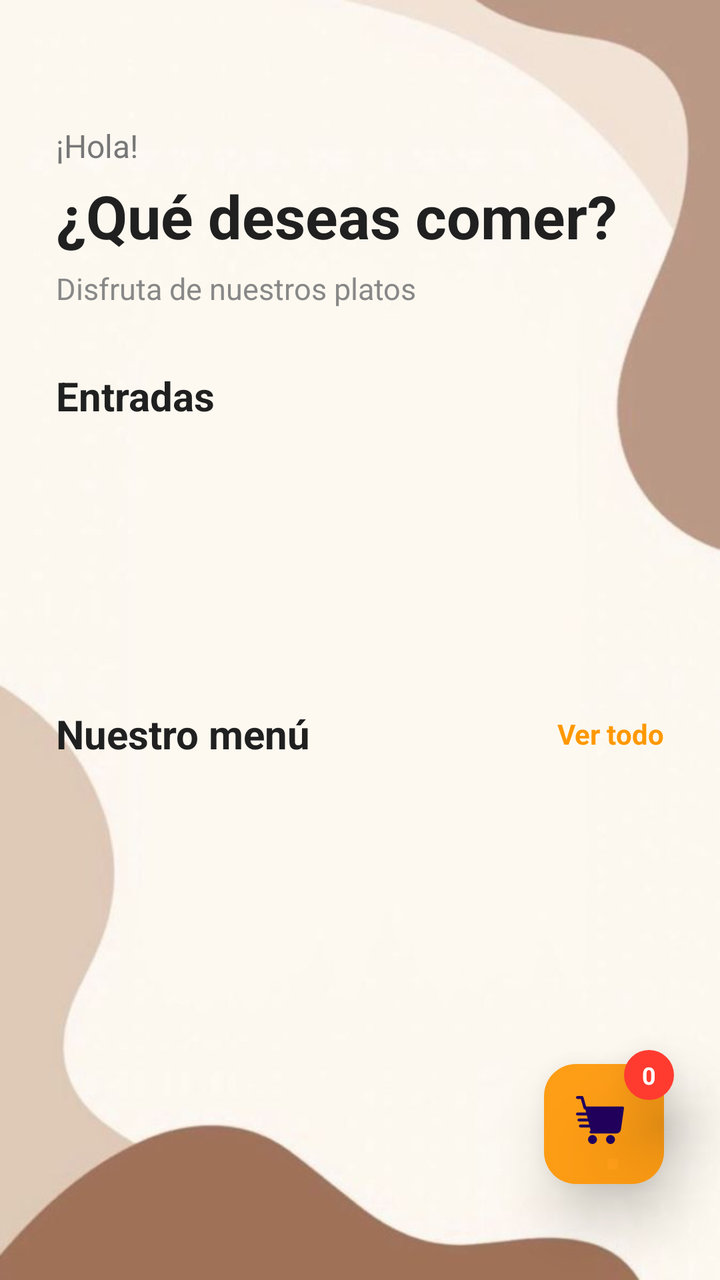
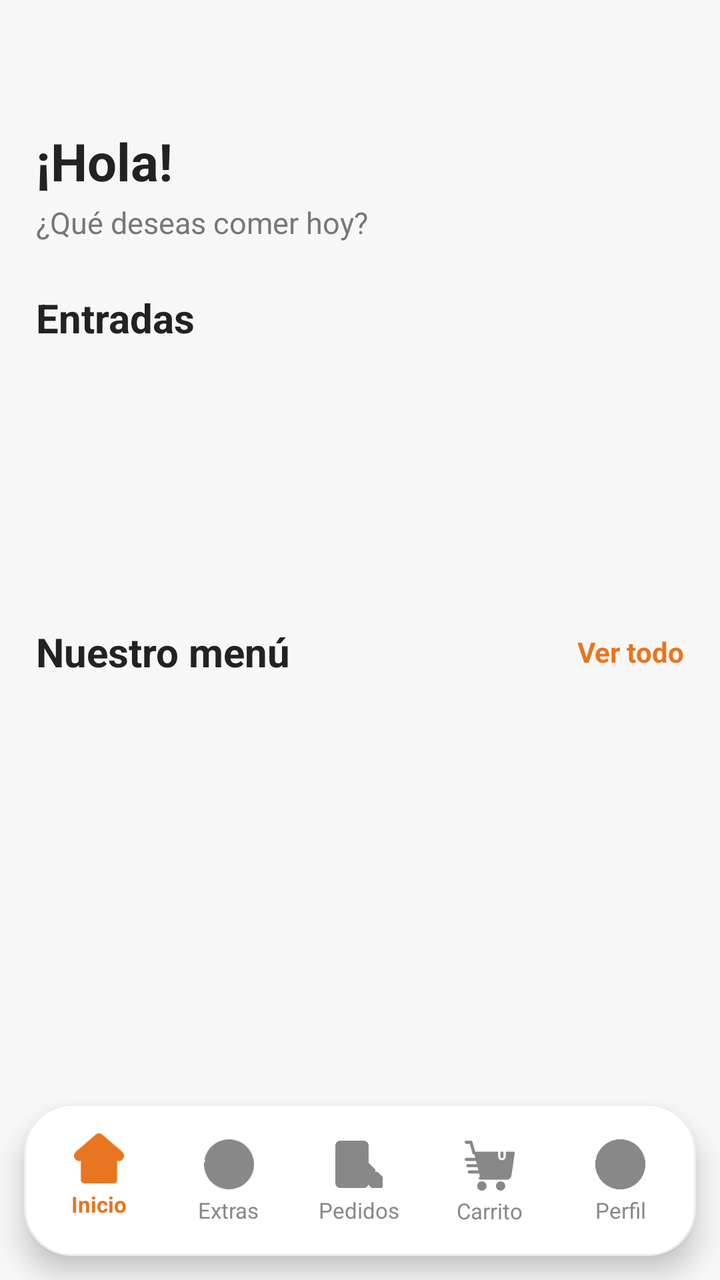

An Android layout rendered at two revisions. The XML below is the earlier revision; the diff shows what the commit changed to produce the second picture.
<!-- AndroidManifest.xml: application theme Theme.AppZetaR -->
<!-- res/layout/activity_menu_usuario.xml -->
<?xml version="1.0" encoding="utf-8"?>
<FrameLayout
    xmlns:android="http://schemas.android.com/apk/res/android"
    xmlns:app="http://schemas.android.com/apk/res-auto"
    xmlns:tools="http://schemas.android.com/tools"
    android:id="@+id/main"
    android:layout_width="match_parent"
    android:layout_height="match_parent"
    android:background="@drawable/fondo_usuario"
    tools:context=".Usuario.ActivityMenuUsuario">

    
    
    

    <androidx.core.widget.NestedScrollView
        android:layout_width="match_parent"
        android:layout_height="match_parent"
        android:paddingTop="17dp"
        android:fillViewport="true"
        android:clipToPadding="false">

        <LinearLayout
            android:layout_width="match_parent"
            android:layout_height="wrap_content"
            android:orientation="vertical"
            android:paddingBottom="100dp">

            
            
            

            <LinearLayout
                android:layout_width="match_parent"
                android:layout_height="wrap_content"
                android:orientation="vertical"
                android:paddingStart="28dp"
                android:paddingTop="45dp"
                android:paddingEnd="28dp"
                android:paddingBottom="20dp">

                <TextView
                    android:id="@+id/tvSaludo"
                    android:layout_width="wrap_content"
                    android:layout_height="wrap_content"
                    android:text="¡Hola!"
                    android:textColor="#777777"
                    android:textSize="16sp" />

                <TextView
                    android:layout_width="wrap_content"
                    android:layout_height="wrap_content"
                    android:layout_marginTop="4dp"
                    android:fontFamily="sans-serif"
                    android:text="¿Qué deseas comer?"
                    android:textColor="#202020"
                    android:textSize="30sp"
                    android:textStyle="bold" />

                <TextView
                    android:layout_width="wrap_content"
                    android:layout_height="wrap_content"
                    android:layout_marginTop="6dp"
                    android:text="Disfruta de nuestros platos"
                    android:textColor="#888888"
                    android:textSize="15sp" />

            </LinearLayout>


            
            
            

            <TextView
                android:layout_width="wrap_content"
                android:layout_height="wrap_content"
                android:layout_marginStart="28dp"
                android:layout_marginTop="10dp"
                android:layout_marginBottom="14dp"
                android:text="Entradas"
                android:textColor="#202020"
                android:textSize="20sp"
                android:textStyle="bold" />

            <androidx.recyclerview.widget.RecyclerView
                android:id="@+id/rvEntradas"
                android:layout_width="match_parent"
                android:layout_height="100dp"
                android:clipToPadding="false"
                android:paddingStart="12dp"
                android:paddingEnd="12dp"
                android:nestedScrollingEnabled="false" />


            
            
            

            <LinearLayout
                android:layout_width="match_parent"
                android:layout_height="wrap_content"
                android:layout_marginTop="28dp"
                android:gravity="center_vertical"
                android:orientation="horizontal"
                android:paddingStart="28dp"
                android:paddingEnd="28dp">

                <TextView
                    android:layout_width="0dp"
                    android:layout_height="wrap_content"
                    android:layout_weight="1"
                    android:text="Nuestro menú"
                    android:textColor="#202020"
                    android:textSize="20sp"
                    android:textStyle="bold" />

                <TextView
                    android:layout_width="wrap_content"
                    android:layout_height="wrap_content"
                    android:text="Ver todo"
                    android:textColor="#FF9800"
                    android:textSize="14sp"
                    android:textStyle="bold" />

            </LinearLayout>


            
            
            

            <androidx.recyclerview.widget.RecyclerView
                android:id="@+id/rvMenu"
                android:layout_width="match_parent"
                android:layout_height="280dp"
                android:layout_marginTop="12dp"
                android:clipToPadding="false"
                android:paddingStart="12dp"
                android:paddingEnd="12dp"
                android:nestedScrollingEnabled="false" />


            
            
            

            <TextView
                android:layout_width="wrap_content"
                android:layout_height="wrap_content"
                android:layout_marginStart="28dp"
                android:layout_marginTop="28dp"
                android:layout_marginBottom="12dp"
                android:text="Extras"
                android:textColor="#202020"
                android:textSize="19sp"
                android:textStyle="bold" />

            <androidx.recyclerview.widget.RecyclerView
                android:id="@+id/rvCategorias"
                android:layout_width="match_parent"
                android:layout_height="82dp"
                android:clipToPadding="false"
                android:paddingStart="24dp"
                android:paddingEnd="24dp"
                android:nestedScrollingEnabled="false" />

            <androidx.recyclerview.widget.RecyclerView
                android:id="@+id/rvExtras"
                android:layout_width="match_parent"
                android:layout_height="wrap_content"
                android:layout_marginTop="12dp"
                android:nestedScrollingEnabled="false"
                android:visibility="gone" />

        </LinearLayout>

    </androidx.core.widget.NestedScrollView>


    
    
    

    <ProgressBar
        android:id="@+id/progressBarMenu"
        android:layout_width="wrap_content"
        android:layout_height="wrap_content"
        android:layout_gravity="center"
        android:visibility="visible" />


    
    
    

    <FrameLayout
        android:layout_width="match_parent"
        android:layout_height="match_parent"
        android:clickable="false"
        android:focusable="false">

        <com.google.android.material.floatingactionbutton.FloatingActionButton
            android:id="@+id/btnCarrito"
            android:layout_width="60dp"
            android:layout_height="60dp"
            android:layout_gravity="bottom|end"
            android:layout_marginEnd="28dp"
            android:layout_marginBottom="48dp"
            android:contentDescription="Ver pedido"
            android:src="@drawable/ic_carrito"
            app:backgroundTint="#E6FF9500"
            app:fabSize="normal"
            app:elevation="16dp"
            app:borderWidth="0dp" />

        <TextView
            android:id="@+id/tvCantidadCarrito"
            android:layout_width="25dp"
            android:layout_height="25dp"
            android:layout_gravity="bottom|end"
            android:layout_marginEnd="23dp"
            android:layout_marginBottom="90dp"
            android:background="@drawable/bg_contador_carrito"
            android:elevation="20dp"
            android:gravity="center"
            android:text="0"
            android:textColor="#FFFFFF"
            android:textSize="12sp"
            android:textStyle="bold" />

    </FrameLayout>

</FrameLayout>
<!-- resources referenced by this layout -->
<resources>
  <!-- drawable bg_contador_carrito (drawable) -->
  <?xml version="1.0" encoding="utf-8"?>
  <shape xmlns:android="http://schemas.android.com/apk/res/android"
      android:shape="oval">
  
      <solid android:color="#FF3B30" />
  
  </shape>
  <!-- drawable fondo_usuario: jpg bitmap (drawable, 15029 bytes) -->
  <!-- drawable ic_carrito (drawable) -->
  <vector xmlns:android="http://schemas.android.com/apk/res/android"
      android:width="800dp"
      android:height="800dp"
      android:viewportWidth="32"
      android:viewportHeight="32">
    <group>
      <clip-path
          android:pathData="M0,0h32v32h-32z"/>
      <path
          android:pathData="M10,24L9,20L8,16L7,12L6,8H31L29,22C28.86,23.04 28.12,24 27,24H10Z"
          android:fillColor="#FFC44D"/>
      <path
          android:pathData="M23,27C24.1,27 25,27.9 25,29C25,30.1 24.1,31 23,31C21.9,31 21,30.1 21,29C21,27.9 21.9,27 23,27ZM11,27C12.1,27 13,27.9 13,29C13,30.1 12.1,31 11,31C9.9,31 9,30.1 9,29C9,27.9 9.9,27 11,27Z"
          android:fillColor="#668077"/>
      <path
          android:pathData="M8,16H2M9,20H3M7,12H1M26,16H11M25,20H12M27,12H10M10,24H27C28.125,24 28.862,23.038 29,22L31,8H6L4,1H1M13,29C13,27.896 12.104,27 11,27C9.896,27 9,27.896 9,29C9,30.104 9.896,31 11,31C12.104,31 13,30.104 13,29ZM25,29C25,27.896 24.104,27 23,27C21.896,27 21,27.896 21,29C21,30.104 21.896,31 23,31C24.104,31 25,30.104 25,29Z"
          android:strokeLineJoin="round"
          android:strokeWidth="2"
          android:fillColor="#00000000"
          android:strokeColor="#000000"
          android:strokeLineCap="round"/>
    </group>
  </vector>
  <style name="Theme.AppZetaR" parent="Base.Theme.AppZetaR" />
  <style name="Base.Theme.AppZetaR" parent="Theme.Material3.DayNight.NoActionBar">
          
          
      </style>
</resources>

<!-- the commit's change to res/layout/activity_menu_usuario.xml (unified diff, before → after) -->
@@ -3,11 +3,14 @@
     xmlns:android="http://schemas.android.com/apk/res/android"
     xmlns:app="http://schemas.android.com/apk/res-auto"
     xmlns:tools="http://schemas.android.com/tools"
+
     android:id="@+id/main"
     android:layout_width="match_parent"
     android:layout_height="match_parent"
-    android:background="@drawable/fondo_usuario"
+    android:background="#F7F7F7"
+
     tools:context=".Usuario.ActivityMenuUsuario">
+
 
     
     
@@ -16,81 +19,83 @@
     <androidx.core.widget.NestedScrollView
         android:layout_width="match_parent"
         android:layout_height="match_parent"
-        android:paddingTop="17dp"
+
         android:fillViewport="true"
-        android:clipToPadding="false">
+        android:clipToPadding="false"
+
+        android:paddingTop="55dp"
+        android:paddingBottom="105dp">
 
         <LinearLayout
             android:layout_width="match_parent"
             android:layout_height="wrap_content"
+
             android:orientation="vertical"
-            android:paddingBottom="100dp">
-
-            
-            
-            
-
-            <LinearLayout
+
+            android:paddingStart="18dp"
+            android:paddingEnd="18dp"
+            android:paddingBottom="20dp">
+
+
+            
+            
+            
+
+            <TextView
+                android:id="@+id/tvSaludo"
+
                 android:layout_width="match_parent"
                 android:layout_height="wrap_content"
-                android:orientation="vertical"
-                android:paddingStart="28dp"
-                android:paddingTop="45dp"
-                android:paddingEnd="28dp"
-                android:paddingBottom="20dp">
-
-                <TextView
-                    android:id="@+id/tvSaludo"
-                    android:layout_width="wrap_content"
-                    android:layout_height="wrap_content"
-                    android:text="¡Hola!"
-                    android:textColor="#777777"
-                    android:textSize="16sp" />
-
-                <TextView
-                    android:layout_width="wrap_content"
-                    android:layout_height="wrap_content"
-                    android:layout_marginTop="4dp"
-                    android:fontFamily="sans-serif"
-                    android:text="¿Qué deseas comer?"
-                    android:textColor="#202020"
-                    android:textSize="30sp"
-                    android:textStyle="bold" />
-
-                <TextView
-                    android:layout_width="wrap_content"
-                    android:layout_height="wrap_content"
-                    android:layout_marginTop="6dp"
-                    android:text="Disfruta de nuestros platos"
-                    android:textColor="#888888"
-                    android:textSize="15sp" />
-
-            </LinearLayout>
-
-
-            
-            
-            
+
+                android:layout_marginTop="8dp"
+
+                android:text="¡Hola!"
+                android:textColor="#222222"
+                android:textSize="26sp"
+                android:textStyle="bold" />
+
 
             <TextView
-                android:layout_width="wrap_content"
+                android:layout_width="match_parent"
                 android:layout_height="wrap_content"
-                android:layout_marginStart="28dp"
-                android:layout_marginTop="10dp"
-                android:layout_marginBottom="14dp"
+
+                android:layout_marginTop="3dp"
+
+                android:text="¿Qué deseas comer hoy?"
+                android:textColor="#777777"
+                android:textSize="15sp" />
+
+
+            
+            
+            
+
+            <TextView
+                android:layout_width="match_parent"
+                android:layout_height="wrap_content"
+
+                android:layout_marginTop="24dp"
+
                 android:text="Entradas"
-                android:textColor="#202020"
+                android:textColor="#222222"
                 android:textSize="20sp"
                 android:textStyle="bold" />
 
+
             <androidx.recyclerview.widget.RecyclerView
                 android:id="@+id/rvEntradas"
-                android:layout_width="match_parent"
-                android:layout_height="100dp"
+
+                android:layout_width="match_parent"
+                android:layout_height="105dp"
+
+                android:layout_marginTop="10dp"
+
                 android:clipToPadding="false"
-                android:paddingStart="12dp"
-                android:paddingEnd="12dp"
-                android:nestedScrollingEnabled="false" />
+
+                android:paddingStart="2dp"
+                android:paddingEnd="2dp"
+
+                tools:listitem="@layout/item_task_entrada_usuario" />
 
 
             
@@ -100,135 +105,519 @@
             <LinearLayout
                 android:layout_width="match_parent"
                 android:layout_height="wrap_content"
-                android:layout_marginTop="28dp"
+
+                android:layout_marginTop="25dp"
+
                 android:gravity="center_vertical"
-                android:orientation="horizontal"
-                android:paddingStart="28dp"
-                android:paddingEnd="28dp">
+                android:orientation="horizontal">
+
 
                 <TextView
                     android:layout_width="0dp"
                     android:layout_height="wrap_content"
+
                     android:layout_weight="1"
+
                     android:text="Nuestro menú"
-                    android:textColor="#202020"
+                    android:textColor="#222222"
                     android:textSize="20sp"
                     android:textStyle="bold" />
 
-                <TextView
-                    android:layout_width="wrap_content"
-                    android:layout_height="wrap_content"
+
+                <TextView
+                    android:layout_width="wrap_content"
+                    android:layout_height="wrap_content"
+
                     android:text="Ver todo"
+                    android:textColor="#E87520"
+                    android:textSize="14sp"
+                    android:textStyle="bold" />
+
+            </LinearLayout>
+
+
+            <androidx.recyclerview.widget.RecyclerView
+                android:id="@+id/rvMenu"
+
+                android:layout_width="match_parent"
+                android:layout_height="285dp"
+
+                android:layout_marginTop="10dp"
+
+                android:clipToPadding="false"
+
+                android:paddingStart="4dp"
+                android:paddingEnd="4dp"
+
+                tools:listitem="@layout/item_task_menu_usuario" />
+
+
+            
+            
+            
+            
+            
+            
+
+            <TextView
+                android:id="@+id/tvTituloExtras"
+
+                android:layout_width="match_parent"
+                android:layout_height="wrap_content"
+
+                android:text="Extras"
+                android:visibility="gone" />
+
+
+            <androidx.recyclerview.widget.RecyclerView
+                android:id="@+id/rvCategorias"
+
+                android:layout_width="match_parent"
+                android:layout_height="82dp"
+
+                android:visibility="gone" />
+
+
+            <androidx.recyclerview.widget.RecyclerView
+                android:id="@+id/rvExtras"
+
+                android:layout_width="match_parent"
+                android:layout_height="wrap_content"
+
+                android:visibility="gone" />
+
+        </LinearLayout>
+
+    </androidx.core.widget.NestedScrollView>
+
+
+    
+    
+    
+
+    <ProgressBar
+        android:id="@+id/progressBarMenu"
+
+        android:layout_width="45dp"
+        android:layout_height="45dp"
+
+        android:layout_gravity="center"
+
+        android:visibility="gone" />
+
+
+    
+    
+    
+
+    <com.google.android.material.card.MaterialCardView
+        android:layout_width="match_parent"
+        android:layout_height="76dp"
+
+        android:layout_gravity="bottom"
+
+        android:layout_marginStart="12dp"
+        android:layout_marginEnd="12dp"
+        android:layout_marginBottom="12dp"
+
+        app:cardBackgroundColor="#FFFFFF"
+        app:cardCornerRadius="24dp"
+        app:cardElevation="8dp"
+
+        app:strokeColor="#EEEEEE"
+        app:strokeWidth="1dp">
+
+
+        <LinearLayout
+            android:layout_width="match_parent"
+            android:layout_height="match_parent"
+
+            android:gravity="center"
+            android:orientation="horizontal"
+
+            android:paddingStart="5dp"
+            android:paddingEnd="5dp">
+
+
+            
+            
+            
+
+            <LinearLayout
+                android:id="@+id/navInicio"
+
+                android:layout_width="0dp"
+                android:layout_height="match_parent"
+
+                android:layout_weight="1"
+
+                android:gravity="center"
+                android:orientation="vertical"
+
+                android:paddingTop="9dp"
+                android:paddingBottom="7dp">
+
+
+                <ImageView
+                    android:layout_width="25dp"
+                    android:layout_height="25dp"
+
+                    android:src="@drawable/ic_home"
+                    android:tint="#E87520"
+
+                    android:contentDescription="Inicio" />
+
+
+                <TextView
+                    android:layout_width="wrap_content"
+                    android:layout_height="wrap_content"
+
+                    android:layout_marginTop="3dp"
+
+                    android:text="Inicio"
+                    android:textColor="#E87520"
+                    android:textSize="11sp"
+                    android:textStyle="bold" />
+
+
+                <View
+                    android:layout_width="18dp"
+                    android:layout_height="3dp"
+
+                    android:layout_marginTop="3dp"
+
+                    android:background="@drawable/bg_nav_indicator" />
+
+            </LinearLayout>
+
+
+            
+            
+            
+
+            <LinearLayout
+                android:id="@+id/navExtras"
+
+                android:layout_width="0dp"
+                android:layout_height="match_parent"
+
+                android:layout_weight="1"
+
+                android:gravity="center"
+                android:orientation="vertical"
+
+                android:paddingTop="9dp"
+                android:paddingBottom="7dp">
+
+
+                <ImageView
+                    android:layout_width="25dp"
+                    android:layout_height="25dp"
+
+                    android:src="@drawable/ic_extra"
+                    android:tint="#888888"
+
+                    android:contentDescription="Extras" />
+
+
+                <TextView
+                    android:layout_width="wrap_content"
+                    android:layout_height="wrap_content"
+
+                    android:layout_marginTop="3dp"
+
+                    android:text="Extras"
+                    android:textColor="#888888"
+                    android:textSize="11sp" />
+
+            </LinearLayout>
+
+
+            
+            
+            
+
+            <LinearLayout
+                android:id="@+id/navPedidos"
+
+                android:layout_width="0dp"
+                android:layout_height="match_parent"
+
+                android:layout_weight="1"
+
+                android:gravity="center"
+                android:orientation="vertical"
+
+                android:paddingTop="9dp"
+                android:paddingBottom="7dp">
+
+
+                <ImageView
+                    android:layout_width="25dp"
+                    android:layout_height="25dp"
+
+                    android:src="@drawable/ic_pedidos"
+                    android:tint="#888888"
+
+                    android:contentDescription="Pedidos" />
+
+
+                <TextView
+                    android:layout_width="wrap_content"
+                    android:layout_height="wrap_content"
+
+                    android:layout_marginTop="3dp"
+
+                    android:text="Pedidos"
+                    android:textColor="#888888"
+                    android:textSize="11sp" />
+
+            </LinearLayout>
+
+
+            
+            
+            
+
+            <LinearLayout
+                android:id="@+id/navCarrito"
+
+                android:layout_width="0dp"
+                android:layout_height="match_parent"
+
+                android:layout_weight="1"
+
+                android:gravity="center"
+                android:orientation="vertical"
+
+                android:paddingTop="9dp"
+                android:paddingBottom="7dp">
+
+
+                <FrameLayout
+                    android:layout_width="28dp"
+                    android:layout_height="28dp">
+
+
+                    <ImageView
+                        android:layout_width="25dp"
+                        android:layout_height="25dp"
+
+                        android:layout_gravity="center"
+
+                        android:src="@drawable/ic_carrito"
+                        android:tint="#888888"
+
+                        android:contentDescription="Carrito" />
+
+
+                    <TextView
+                        android:id="@+id/tvCantidadCarrito"
+
+                        android:layout_width="16dp"
+                        android:layout_height="16dp"
+
+                        android:layout_gravity="top|end"
+
+                        android:background="@drawable/bg_badge_carrito"
+
+                        android:gravity="center"
+
+                        android:text="0"
+                        android:textColor="#FFFFFF"
+                        android:textSize="8sp"
+                        android:textStyle="bold" />
+
+                </FrameLayout>
+
+
+                <TextView
+                    android:layout_width="wrap_content"
+                    android:layout_height="wrap_content"
+
+                    android:layout_marginTop="1dp"
+
+                    android:text="Carrito"
+                    android:textColor="#888888"
+                    android:textSize="11sp" />
+
+            </LinearLayout>
+
+
+            
+            
+            
+
+            <LinearLayout
+                android:id="@+id/navPerfil"
+
+                android:layout_width="0dp"
+                android:layout_height="match_parent"
+
+                android:layout_weight="1"
+
+                android:gravity="center"
+                android:orientation="vertical"
+
+                android:paddingTop="9dp"
+                android:paddingBottom="7dp">
+
+
+                <ImageView
+                    android:layout_width="25dp"
+                    android:layout_height="25dp"
+
+                    android:src="@drawable/ic_perfil"
+                    android:tint="#888888"
+
+                    android:contentDescription="Perfil" />
+
+
+                <TextView
+                    android:layout_width="wrap_content"
+                    android:layout_height="wrap_content"
+
+                    android:layout_marginTop="3dp"
+
+                    android:text="Perfil"
+                    android:textColor="#888888"
+                    android:textSize="11sp" />
+
+            </LinearLayout>
+
+        </LinearLayout>
+
+    </com.google.android.material.card.MaterialCardView>
+
+
+    
+    
+    
+    
+    
+
+    <com.google.android.material.floatingactionbutton.FloatingActionButton
+        android:id="@+id/btnCarrito"
+
+        android:layout_width="1dp"
+        android:layout_height="1dp"
+
+        android:visibility="gone" />
+
+</FrameLayout>
+<!-- res/layout/item_task_menu_usuario.xml (included above) -->
+<?xml version="1.0" encoding="utf-8"?>
+<androidx.cardview.widget.CardView
+    xmlns:android="http://schemas.android.com/apk/res/android"
+    xmlns:app="http://schemas.android.com/apk/res-auto"
+
+    android:layout_width="250dp"
+    android:layout_height="260dp"
+
+    android:layout_marginStart="8dp"
+    android:layout_marginEnd="8dp"
+    android:layout_marginBottom="8dp"
+
+    app:cardBackgroundColor="#FFFFFF"
+    app:cardCornerRadius="20dp"
+    app:cardElevation="4dp">
+
+    <LinearLayout
+        android:layout_width="match_parent"
+        android:layout_height="match_parent"
+        android:orientation="vertical">
+
+        
+        
+        
+
+        <ImageView
+            android:id="@+id/imgPlato"
+            android:layout_width="match_parent"
+            android:layout_height="125dp"
+            android:background="#F2F2F2"
+            android:scaleType="centerCrop"
+            android:contentDescription="@string/txt_plato" />
+
+        
+        
+        
+
+        <LinearLayout
+            android:layout_width="match_parent"
+            android:layout_height="0dp"
+            android:layout_weight="1"
+            android:orientation="horizontal"
+            android:gravity="center_vertical"
+            android:paddingStart="12dp"
+            android:paddingEnd="10dp"
+            android:paddingTop="8dp"
+            android:paddingBottom="8dp">
+
+            
+
+            <LinearLayout
+                android:layout_width="0dp"
+                android:layout_height="wrap_content"
+                android:layout_weight="1"
+                android:orientation="vertical">
+
+                
+
+                <TextView
+                    android:id="@+id/tvMenuPlato"
+                    android:layout_width="match_parent"
+                    android:layout_height="wrap_content"
+                    android:ellipsize="end"
+                    android:maxLines="2"
+                    android:textColor="#202020"
+                    android:textSize="16sp"
+                    android:textStyle="bold" />
+
+                
+
+                <TextView
+                    android:id="@+id/tvPrecio"
+                    android:layout_width="wrap_content"
+                    android:layout_height="wrap_content"
+                    android:layout_marginTop="3dp"
                     android:textColor="#FF9800"
                     android:textSize="14sp"
                     android:textStyle="bold" />
 
+                
+
+                <TextView
+                    android:id="@+id/tvStockPlato"
+                    android:layout_width="wrap_content"
+                    android:layout_height="wrap_content"
+                    android:layout_marginTop="3dp"
+                    android:textSize="12sp"
+                    android:textStyle="bold" />
+
             </LinearLayout>
 
-
-            
-            
-            
-
-            <androidx.recyclerview.widget.RecyclerView
-                android:id="@+id/rvMenu"
-                android:layout_width="match_parent"
-                android:layout_height="280dp"
-                android:layout_marginTop="12dp"
-                android:clipToPadding="false"
-                android:paddingStart="12dp"
-                android:paddingEnd="12dp"
-                android:nestedScrollingEnabled="false" />
-
-
-            
-            
-            
-
-            <TextView
-                android:layout_width="wrap_content"
-                android:layout_height="wrap_content"
-                android:layout_marginStart="28dp"
-                android:layout_marginTop="28dp"
-                android:layout_marginBottom="12dp"
-                android:text="Extras"
-                android:textColor="#202020"
-                android:textSize="19sp"
-                android:textStyle="bold" />
-
-            <androidx.recyclerview.widget.RecyclerView
-                android:id="@+id/rvCategorias"
-                android:layout_width="match_parent"
-                android:layout_height="82dp"
-                android:clipToPadding="false"
-                android:paddingStart="24dp"
-                android:paddingEnd="24dp"
-                android:nestedScrollingEnabled="false" />
-
-            <androidx.recyclerview.widget.RecyclerView
-                android:id="@+id/rvExtras"
-                android:layout_width="match_parent"
-                android:layout_height="wrap_content"
-                android:layout_marginTop="12dp"
-                android:nestedScrollingEnabled="false"
-                android:visibility="gone" />
+            
+            
+            
+
+            <com.google.android.material.button.MaterialButton
+                android:id="@+id/btnAgregar"
+                android:layout_width="44dp"
+                android:layout_height="44dp"
+                android:layout_marginStart="6dp"
+                android:text="+"
+                android:textColor="#FFFFFF"
+                android:textSize="22sp"
+                android:textStyle="bold"
+                android:padding="0dp"
+                android:minWidth="0dp"
+                android:minHeight="0dp"
+                app:backgroundTint="#FF9800"
+                app:cornerRadius="22dp" />
 
         </LinearLayout>
 
-    </androidx.core.widget.NestedScrollView>
-
-
-    
-    
-    
-
-    <ProgressBar
-        android:id="@+id/progressBarMenu"
-        android:layout_width="wrap_content"
-        android:layout_height="wrap_content"
-        android:layout_gravity="center"
-        android:visibility="visible" />
-
-
-    
-    
-    
-
-    <FrameLayout
-        android:layout_width="match_parent"
-        android:layout_height="match_parent"
-        android:clickable="false"
-        android:focusable="false">
-
-        <com.google.android.material.floatingactionbutton.FloatingActionButton
-            android:id="@+id/btnCarrito"
-            android:layout_width="60dp"
-            android:layout_height="60dp"
-            android:layout_gravity="bottom|end"
-            android:layout_marginEnd="28dp"
-            android:layout_marginBottom="48dp"
-            android:contentDescription="Ver pedido"
-            android:src="@drawable/ic_carrito"
-            app:backgroundTint="#E6FF9500"
-            app:fabSize="normal"
-            app:elevation="16dp"
-            app:borderWidth="0dp" />
-
-        <TextView
-            android:id="@+id/tvCantidadCarrito"
-            android:layout_width="25dp"
-            android:layout_height="25dp"
-            android:layout_gravity="bottom|end"
-            android:layout_marginEnd="23dp"
-            android:layout_marginBottom="90dp"
-            android:background="@drawable/bg_contador_carrito"
-            android:elevation="20dp"
-            android:gravity="center"
-            android:text="0"
-            android:textColor="#FFFFFF"
-            android:textSize="12sp"
-            android:textStyle="bold" />
-
-    </FrameLayout>
-
-</FrameLayout>
+    </LinearLayout>
+
+</androidx.cardview.widget.CardView>
<!-- resource entries referenced after the edit -->
@@ -1,14 +1,15 @@
 <!-- resources referenced by this layout -->
 <resources>
-  <!-- drawable bg_contador_carrito (drawable) -->
+  <!-- drawable bg_badge_carrito (drawable) -->
   <?xml version="1.0" encoding="utf-8"?>
-  <shape xmlns:android="http://schemas.android.com/apk/res/android"
-      android:shape="oval">
+  <selector xmlns:android="http://schemas.android.com/apk/res/android">
   
-      <solid android:color="#FF3B30" />
+  </selector>
+  <!-- drawable bg_nav_indicator (drawable) -->
+  <?xml version="1.0" encoding="utf-8"?>
+  <selector xmlns:android="http://schemas.android.com/apk/res/android">
   
-  </shape>
-  <!-- drawable fondo_usuario: jpg bitmap (drawable, 15029 bytes) -->
+  </selector>
   <!-- drawable ic_carrito (drawable) -->
   <vector xmlns:android="http://schemas.android.com/apk/res/android"
       android:width="800dp"
@@ -33,6 +34,11 @@
           android:strokeLineCap="round"/>
     </group>
   </vector>
+  <!-- drawable ic_extra: png bitmap (drawable, 8361 bytes) -->
+  <!-- drawable ic_home: png bitmap (drawable, 3284 bytes) -->
+  <!-- drawable ic_pedidos: png bitmap (drawable, 29016 bytes) -->
+  <!-- drawable ic_perfil: png bitmap (drawable, 21518 bytes) -->
+  <string name="txt_plato">PLATO</string>
   <style name="Theme.AppZetaR" parent="Base.Theme.AppZetaR" />
   <style name="Base.Theme.AppZetaR" parent="Theme.Material3.DayNight.NoActionBar">
           
